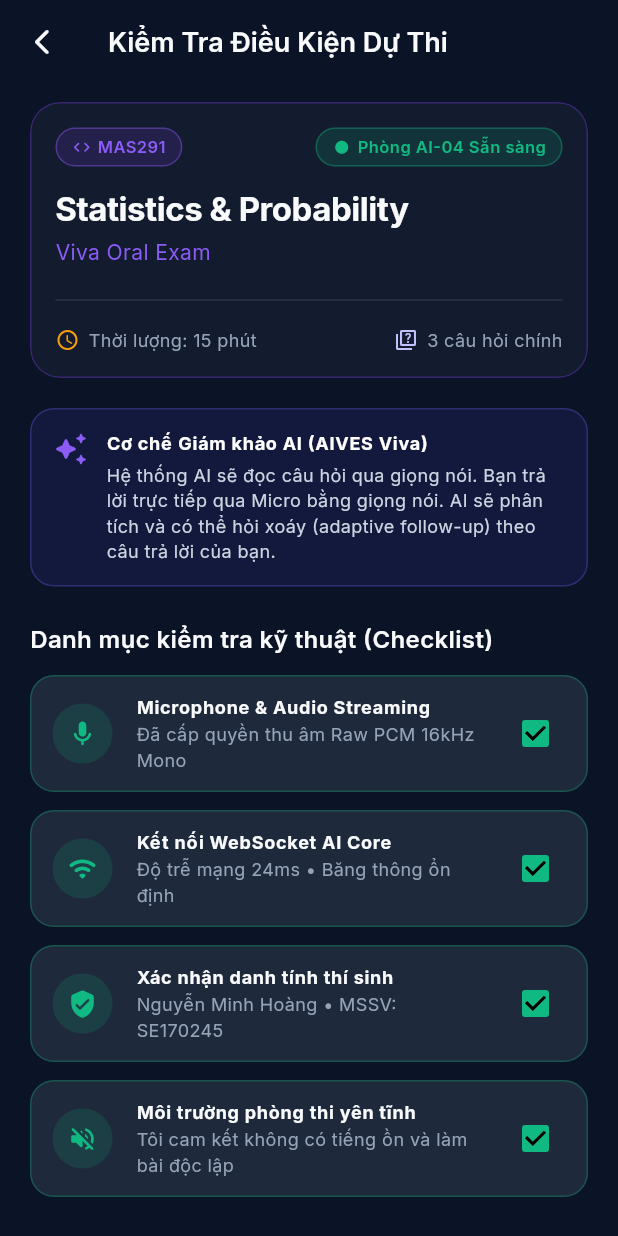
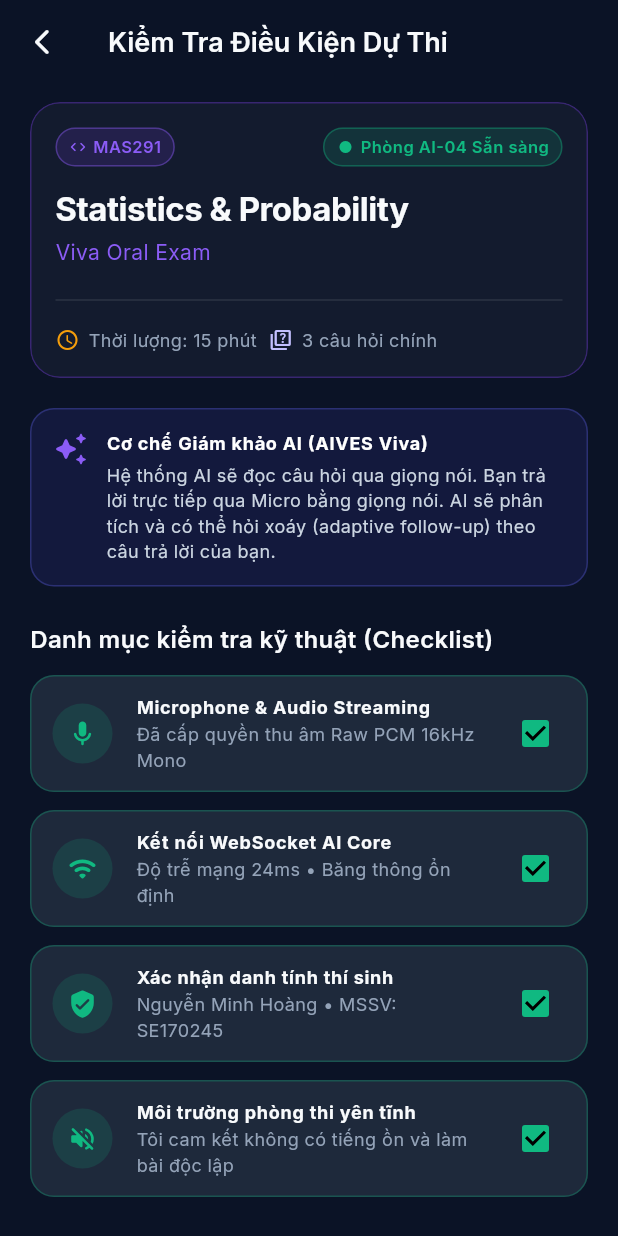
Before and after one commit to minhquansicula/SWD392G5, a Flutter app: the screen it shows after launch, item 2 of the bottom bar chosen, scrolled down 524 dp, after a tap on "Xem điều kiện & Vào thi", on a phone screen of 412 x 824 dp. Run offline on Flutter 3.47's test engine with Material 3 defaults, Android fonts, the phone set to English and light mode, and no system bars; our stand-ins replace google_fonts, permission_handler; missing offline and left inert: flutter_sound.

Commit message:
fix(mobile): resolve RenderFlex overflow issues and make UI responsive across all screen densities

```diff
--- a/mobile/lib/core/widgets/primary_button.dart
+++ b/mobile/lib/core/widgets/primary_button.dart
@@ -13,6 +13,7 @@ class PrimaryButton extends StatelessWidget {
   final double borderRadius;
   final bool isOutlined;
   final Color? textColor;
+  final EdgeInsetsGeometry? padding;
 
   const PrimaryButton({
     super.key,
@@ -26,10 +27,13 @@ class PrimaryButton extends StatelessWidget {
     this.borderRadius = 14,
     this.isOutlined = false,
     this.textColor,
+    this.padding,
   });
 
   @override
   Widget build(BuildContext context) {
+    final effectivePadding = padding ?? const EdgeInsets.symmetric(horizontal: 12);
+
     if (isOutlined) {
       return SizedBox(
         height: height,
@@ -40,7 +44,7 @@ class PrimaryButton extends StatelessWidget {
             shape: RoundedRectangleBorder(
               borderRadius: BorderRadius.circular(borderRadius),
             ),
-            padding: const EdgeInsets.symmetric(horizontal: 20),
+            padding: effectivePadding,
           ),
           child: _buildChild(context),
         ),
@@ -71,7 +75,7 @@ class PrimaryButton extends StatelessWidget {
           onTap: isLoading ? null : onPressed,
           borderRadius: BorderRadius.circular(borderRadius),
           child: Padding(
-            padding: const EdgeInsets.symmetric(horizontal: 20),
+            padding: effectivePadding,
             child: Center(
               child: _buildChild(context),
             ),
@@ -100,13 +104,17 @@ class PrimaryButton extends StatelessWidget {
         mainAxisSize: MainAxisSize.min,
         mainAxisAlignment: MainAxisAlignment.center,
         children: [
-          Icon(icon, size: 20, color: effectiveTextColor),
-          const SizedBox(width: 8),
-          Text(
-            text,
-            style: AppTextStyles.labelBold.copyWith(
-              color: effectiveTextColor,
-              fontSize: 14,
+          Icon(icon, size: 18, color: effectiveTextColor),
+          const SizedBox(width: 6),
+          Flexible(
+            child: Text(
+              text,
+              style: AppTextStyles.labelBold.copyWith(
+                color: effectiveTextColor,
+                fontSize: 13,
+              ),
+              maxLines: 1,
+              overflow: TextOverflow.ellipsis,
             ),
           ),
         ],
@@ -119,6 +127,8 @@ class PrimaryButton extends StatelessWidget {
         color: effectiveTextColor,
         fontSize: 14,
       ),
+      maxLines: 1,
+      overflow: TextOverflow.ellipsis,
     );
   }
 }
--- a/mobile/lib/core/widgets/status_badge.dart
+++ b/mobile/lib/core/widgets/status_badge.dart
@@ -59,7 +59,7 @@ class StatusBadge extends StatelessWidget {
     }
 
     return Container(
-      padding: const EdgeInsets.symmetric(horizontal: 10, vertical: 4),
+      padding: const EdgeInsets.symmetric(horizontal: 8, vertical: 4),
       decoration: BoxDecoration(
         color: bg,
         borderRadius: BorderRadius.circular(isPill ? 20 : 6),
@@ -69,14 +69,19 @@ class StatusBadge extends StatelessWidget {
         mainAxisSize: MainAxisSize.min,
         children: [
           if (icon != null) ...[
-            Icon(icon, size: 13, color: text),
+            Icon(icon, size: 12, color: text),
             const SizedBox(width: 4),
           ],
-          Text(
-            label,
-            style: AppTextStyles.labelSm.copyWith(
-              color: text,
-              fontWeight: FontWeight.w600,
+          Flexible(
+            child: Text(
+              label,
+              style: AppTextStyles.labelSm.copyWith(
+                color: text,
+                fontWeight: FontWeight.w600,
+                fontSize: 11,
+              ),
+              maxLines: 1,
+              overflow: TextOverflow.ellipsis,
             ),
           ),
         ],
--- a/mobile/lib/features/exam/screens/exam_detail_checklist_screen.dart
+++ b/mobile/lib/features/exam/screens/exam_detail_checklist_screen.dart
@@ -83,11 +83,23 @@ class _ExamDetailChecklistScreenState extends State<ExamDetailChecklistScreen> {
                     children: [
                       const Icon(Icons.access_time_rounded, size: 16, color: AppColors.warning),
                       const SizedBox(width: 6),
-                      Text('Thời lượng: ${widget.exam.durationMinutes} phút', style: AppTextStyles.bodySm),
-                      const Spacer(),
+                      Flexible(
+                        child: Text(
+                          'Thời lượng: ${widget.exam.durationMinutes} phút',
+                          style: AppTextStyles.bodySm,
+                          overflow: TextOverflow.ellipsis,
+                        ),
+                      ),
+                      const SizedBox(width: 8),
                       const Icon(Icons.quiz_outlined, size: 16, color: AppColors.primaryGlow),
                       const SizedBox(width: 6),
-                      Text('${widget.exam.totalQuestions} câu hỏi chính', style: AppTextStyles.bodySm),
+                      Flexible(
+                        child: Text(
+                          '${widget.exam.totalQuestions} câu hỏi chính',
+                          style: AppTextStyles.bodySm,
+                          overflow: TextOverflow.ellipsis,
+                        ),
+                      ),
                     ],
                   ),
                 ],
--- a/mobile/lib/features/home/screens/student_home_screen.dart
+++ b/mobile/lib/features/home/screens/student_home_screen.dart
@@ -104,6 +104,8 @@ class StudentHomeScreen extends StatelessWidget {
               Text(
                 '${user?.userCode ?? 'SE170245'} • Kỹ thuật Phần mềm',
                 style: AppTextStyles.bodySm.copyWith(color: AppColors.textMuted),
+                maxLines: 1,
+                overflow: TextOverflow.ellipsis,
               ),
             ],
           ),
@@ -142,7 +144,8 @@ class StudentHomeScreen extends StatelessWidget {
           Row(
             mainAxisAlignment: MainAxisAlignment.spaceBetween,
             children: [
-              Row(
+              Expanded(
+                child: Row(
                   children: [
                     Container(
                       width: 8,
@@ -153,12 +156,18 @@ class StudentHomeScreen extends StatelessWidget {
                       ),
                     ),
                     const SizedBox(width: 6),
-                  Text(
+                    Expanded(
+                      child: Text(
                         'Kỳ thi vấn đáp sắp diễn ra',
                         style: AppTextStyles.labelBold.copyWith(color: AppColors.warning, fontSize: 13),
+                        maxLines: 1,
+                        overflow: TextOverflow.ellipsis,
+                      ),
                     ),
                   ],
                 ),
+              ),
+              const SizedBox(width: 8),
               StatusBadge(
                 label: exam.timeRemainingText,
                 type: BadgeType.warning,
@@ -176,9 +185,13 @@ class StudentHomeScreen extends StatelessWidget {
             children: [
               const Icon(Icons.meeting_room_outlined, size: 16, color: AppColors.textMuted),
               const SizedBox(width: 6),
-              Text(
+              Expanded(
+                child: Text(
                   'Hôm nay, 14:00 (${exam.room})',
                   style: AppTextStyles.bodySm.copyWith(color: AppColors.textSecondary),
+                  maxLines: 1,
+                  overflow: TextOverflow.ellipsis,
+                ),
               ),
             ],
           ),
@@ -389,13 +402,22 @@ class StudentHomeScreen extends StatelessWidget {
         Row(
           mainAxisAlignment: MainAxisAlignment.spaceBetween,
           children: [
-            Row(
+            Expanded(
+              child: Row(
                 children: [
                   const Icon(Icons.verified_outlined, size: 18, color: AppColors.success),
                   const SizedBox(width: 8),
-                Text('Lịch sử điểm vấn đáp gần đây', style: AppTextStyles.titleMd),
+                  Expanded(
+                    child: Text(
+                      'Lịch sử điểm vấn đáp gần đây',
+                      style: AppTextStyles.titleMd,
+                      overflow: TextOverflow.ellipsis,
+                    ),
+                  ),
                 ],
               ),
+            ),
+            const SizedBox(width: 8),
             GestureDetector(
               onTap: () {
                 Navigator.of(context).push(
--- a/mobile/lib/features/profile/screens/profile_settings_screen.dart
+++ b/mobile/lib/features/profile/screens/profile_settings_screen.dart
@@ -117,13 +117,21 @@ class _ProfileSettingsScreenState extends State<ProfileSettingsScreen> {
                   Row(
                     mainAxisAlignment: MainAxisAlignment.spaceBetween,
                     children: [
-                      Row(
+                      Expanded(
+                        child: Row(
                           children: const [
                             Icon(Icons.language_rounded, size: 20, color: AppColors.primaryLight),
                             SizedBox(width: 10),
-                          Text('Ngôn ngữ Vấn đáp AI'),
+                            Expanded(
+                              child: Text(
+                                'Ngôn ngữ Vấn đáp AI',
+                                overflow: TextOverflow.ellipsis,
+                              ),
+                            ),
                           ],
                         ),
+                      ),
+                      const SizedBox(width: 8),
                       DropdownButton<String>(
                         value: _selectedLanguage,
                         dropdownColor: AppColors.surfaceCardHigh,
@@ -144,13 +152,21 @@ class _ProfileSettingsScreenState extends State<ProfileSettingsScreen> {
                   Row(
                     mainAxisAlignment: MainAxisAlignment.spaceBetween,
                     children: [
-                      Row(
+                      Expanded(
+                        child: Row(
                           children: const [
                             Icon(Icons.speed_rounded, size: 20, color: AppColors.tertiary),
                             SizedBox(width: 10),
-                          Text('Định dạng âm thanh Micro'),
+                            Expanded(
+                              child: Text(
+                                'Định dạng âm thanh Micro',
+                                overflow: TextOverflow.ellipsis,
+                              ),
+                            ),
                           ],
                         ),
+                      ),
+                      const SizedBox(width: 8),
                       Text(
                         '16kHz PCM Mono',
                         style: AppTextStyles.codeOrTimer.copyWith(fontSize: 12, color: AppColors.tertiary),
@@ -166,7 +182,15 @@ class _ProfileSettingsScreenState extends State<ProfileSettingsScreen> {
             Row(
               mainAxisAlignment: MainAxisAlignment.spaceBetween,
               children: [
-                Text('Kết Nối Server (Backend & Python)', style: AppTextStyles.titleMd),
+                Expanded(
+                  child: Text(
+                    'Kết Nối Server (Backend & Python)',
+                    style: AppTextStyles.titleMd,
+                    maxLines: 1,
+                    overflow: TextOverflow.ellipsis,
+                  ),
+                ),
+                const SizedBox(width: 8),
                 TextButton(
                   onPressed: _saveServerConfig,
                   child: Text('Lưu cấu hình', style: AppTextStyles.labelBold.copyWith(color: AppColors.secondaryLight)),
--- a/mobile/lib/features/viva_session/screens/viva_room_screen.dart
+++ b/mobile/lib/features/viva_session/screens/viva_room_screen.dart
@@ -181,10 +181,14 @@ class _VivaRoomScreenState extends State<VivaRoomScreen> {
                 Text(
                   'Phòng Thi Viva AI',
                   style: AppTextStyles.labelBold.copyWith(fontSize: 15),
+                  maxLines: 1,
+                  overflow: TextOverflow.ellipsis,
                 ),
                 Text(
                   '${widget.exam.courseCode} • Hội đồng vấn đáp',
                   style: AppTextStyles.bodySm.copyWith(color: AppColors.textMuted),
+                  maxLines: 1,
+                  overflow: TextOverflow.ellipsis,
                 ),
               ],
             ),
```
Lines whose indentation alone changed are shown as unchanged.
